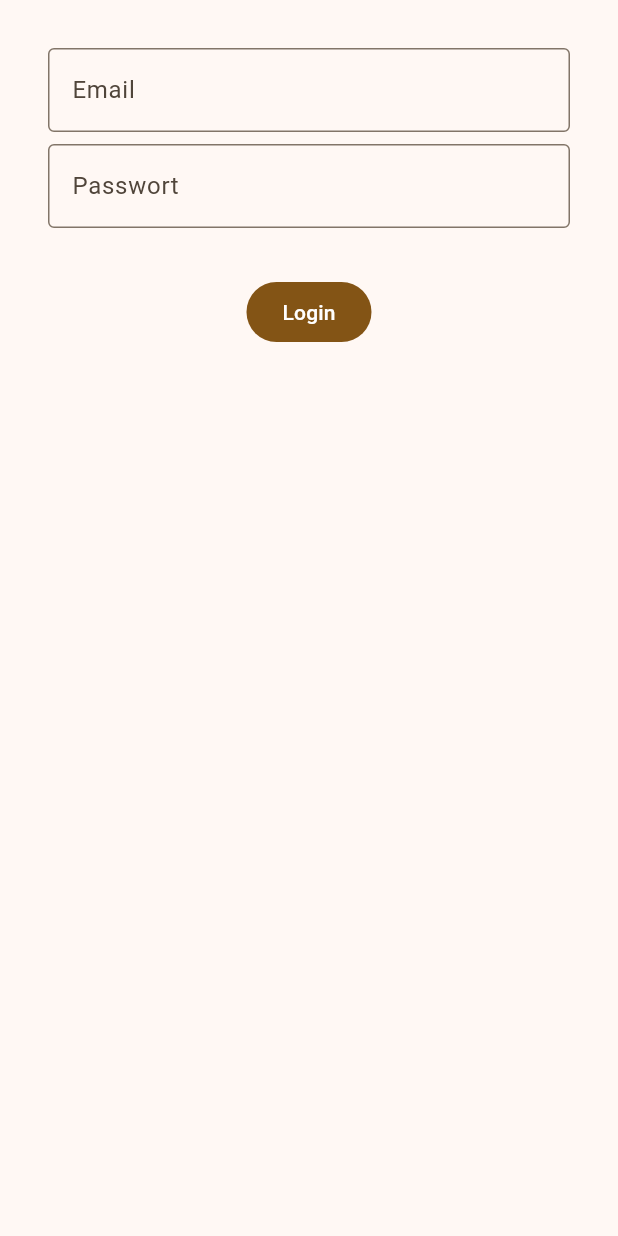
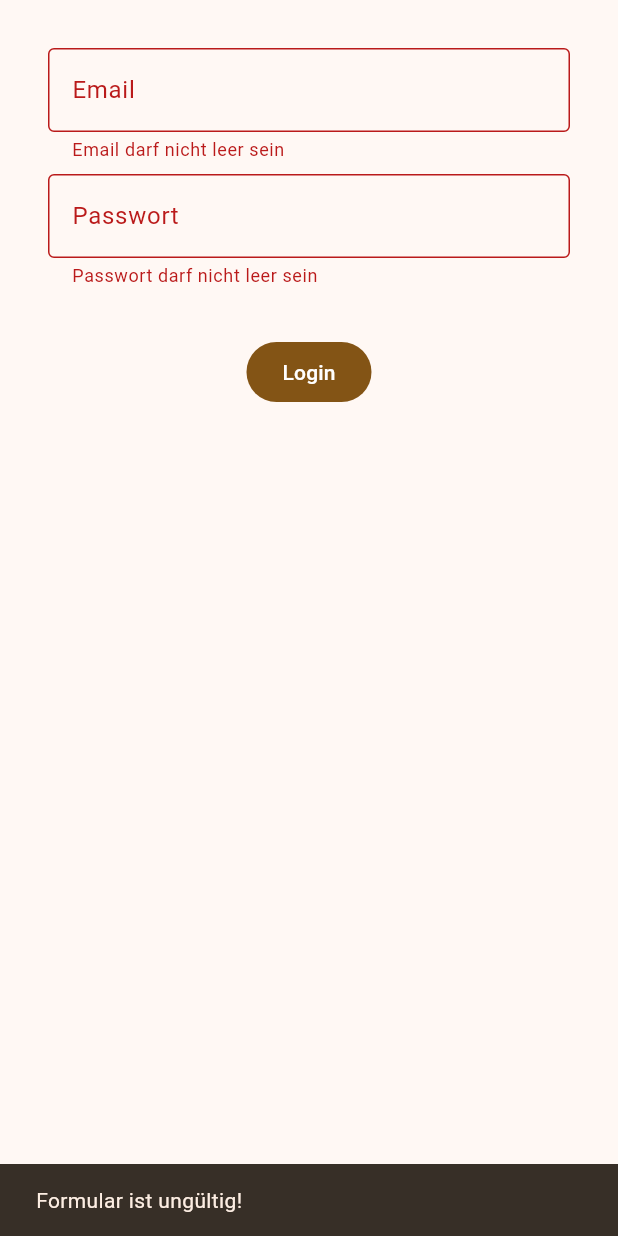
Before and after one commit to tmartiner/input_validation, a Flutter app: the screen it shows after launch, after a tap on "Login", on a phone screen of 412 x 824 dp. Run offline on Flutter 3.47's test engine with Material 3 defaults, Android fonts, the light colour scheme and no system bars.

Commit message:
form_key hinzugefügt

```diff
--- a/lib/src/features/form/presentation/form_screen.dart
+++ b/lib/src/features/form/presentation/form_screen.dart
@@ -1,20 +1,24 @@
 import 'package:flutter/material.dart';
 
-class FormScreen extends StatelessWidget {
-  // Attribute
-  // (keine)
-
-  // Konstruktor
+class FormScreen extends StatefulWidget {
   const FormScreen({super.key});
 
-  // Methoden
+  @override
+  _FormScreenState createState() => _FormScreenState();
+}
+
+class _FormScreenState extends State<FormScreen> {
+  final _formKey = GlobalKey<FormState>();
+
   @override
   Widget build(BuildContext context) {
     return Scaffold(
       body: Padding(
         padding: const EdgeInsets.all(32.0),
         child: Form(
-          child: Column(children: [
+          key: _formKey,
+          child: Column(
+            children: [
               TextFormField(
                 decoration: const InputDecoration(
                   border: OutlineInputBorder(),
@@ -34,10 +38,21 @@ class FormScreen extends StatelessWidget {
               ),
               const SizedBox(height: 32),
               FilledButton(
-              onPressed: () {},
+                onPressed: () {
+                  if (_formKey.currentState?.validate() ?? false) {
+                    ScaffoldMessenger.of(context).showSnackBar(
+                      const SnackBar(content: Text('Formular ist gültig!')),
+                    );
+                  } else {
+                    ScaffoldMessenger.of(context).showSnackBar(
+                      const SnackBar(content: Text('Formular ist ungültig!')),
+                    );
+                  }
+                },
                 child: const Text("Login"),
               ),
-          ]),
+            ],
+          ),
         ),
       ),
     );
```
Lines whose indentation alone changed are shown as unchanged.
